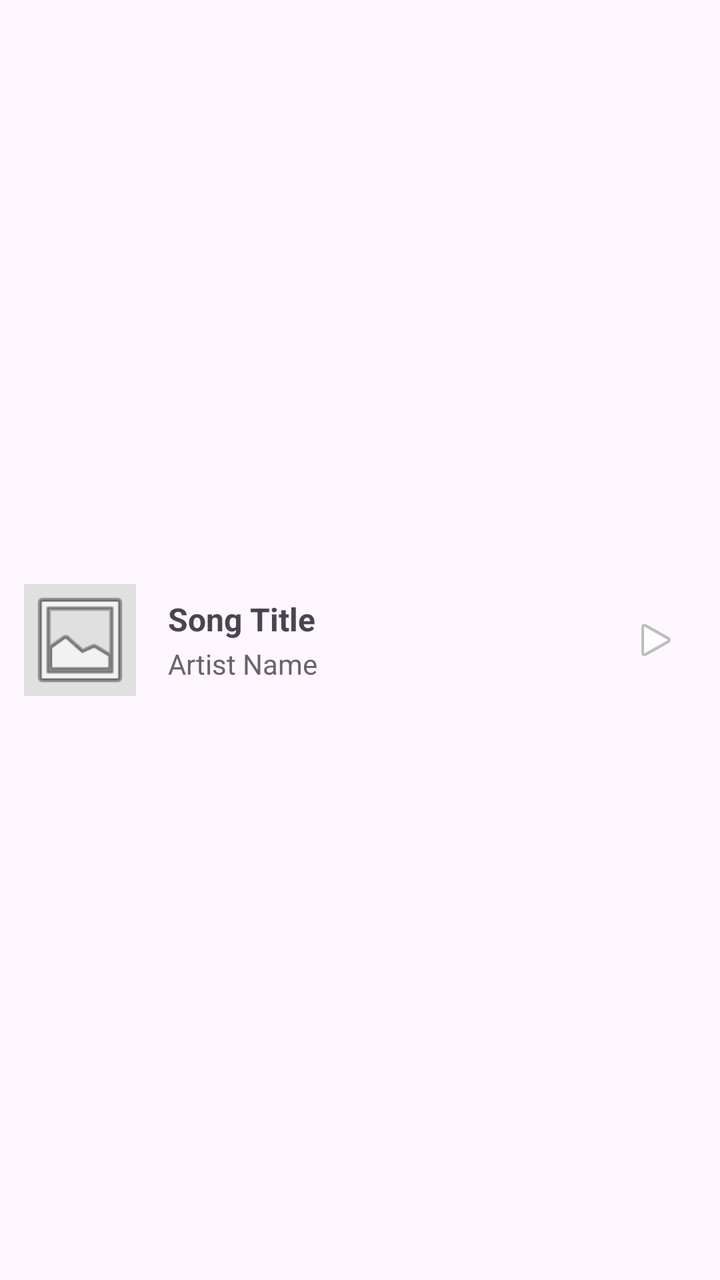
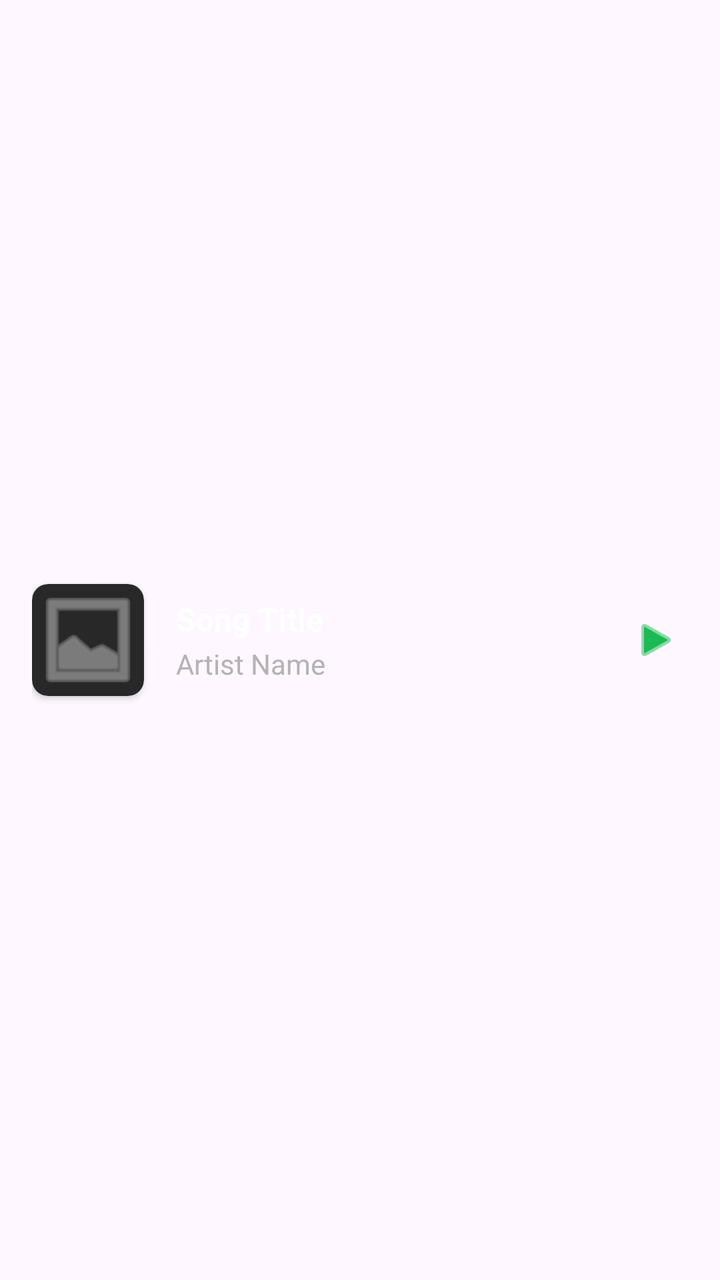

An Android layout rendered at two revisions. The XML below is the earlier revision; the diff shows what the commit changed to produce the second picture.
<!-- AndroidManifest.xml: application theme Theme.DSSMV_ProjectDroid_1230628_1222027 -->
<!-- res/layout/item_song.xml -->
<?xml version="1.0" encoding="utf-8"?>
<LinearLayout xmlns:android="http://schemas.android.com/apk/res/android"
              android:layout_width="match_parent"
              android:layout_height="wrap_content"
              android:orientation="horizontal"
              android:padding="12dp"
              android:gravity="center_vertical"
              android:background="?attr/selectableItemBackground">

    <ImageView
            android:id="@+id/imgSongCover"
            android:layout_width="56dp"
            android:layout_height="56dp"
            android:scaleType="centerCrop"
            android:src="@android:drawable/ic_menu_gallery"
            android:background="#E0E0E0" />

    <LinearLayout
            android:layout_width="0dp"
            android:layout_height="wrap_content"
            android:layout_weight="1"
            android:orientation="vertical"
            android:layout_marginStart="16dp">

        <TextView
                android:id="@+id/txtSongTitle"
                android:layout_width="wrap_content"
                android:layout_height="wrap_content"
                android:text="Song Title"
                android:textSize="16sp"
                android:textStyle="bold"
                android:ellipsize="end"
                android:maxLines="1" />

        <TextView
                android:id="@+id/txtArtistName"
                android:layout_width="wrap_content"
                android:layout_height="wrap_content"
                android:layout_marginTop="2dp"
                android:text="Artist Name"
                android:textColor="#666666"
                android:textSize="14sp"
                android:ellipsize="end"
                android:maxLines="1" />
    </LinearLayout>

    <ImageView
            android:layout_width="24dp"
            android:layout_height="24dp"
            android:src="@android:drawable/ic_media_play"
            android:contentDescription="Play"
            android:layout_marginEnd="8dp" />

</LinearLayout>
<!-- resources referenced by this layout -->
<resources>
  <style name="Theme.DSSMV_ProjectDroid_1230628_1222027" parent="Base.Theme.DSSMV_ProjectDroid_1230628_1222027" />
  <style name="Base.Theme.DSSMV_ProjectDroid_1230628_1222027" parent="Theme.Material3.DayNight.NoActionBar">
          
          
      </style>
</resources>

<!-- the commit's change to res/layout/item_song.xml (unified diff, before → after) -->
@@ -1,54 +1,70 @@
 <?xml version="1.0" encoding="utf-8"?>
 <LinearLayout xmlns:android="http://schemas.android.com/apk/res/android"
+              xmlns:app="http://schemas.android.com/apk/res-auto"
               android:layout_width="match_parent"
               android:layout_height="wrap_content"
+              android:background="?attr/selectableItemBackground"
+              android:clickable="true"
+              android:focusable="true"
+              android:gravity="center_vertical"
               android:orientation="horizontal"
-              android:padding="12dp"
-              android:gravity="center_vertical"
-              android:background="?attr/selectableItemBackground">
+              android:paddingHorizontal="16dp"
+              android:paddingVertical="10dp">
 
-    <ImageView
-            android:id="@+id/imgSongCover"
+    <androidx.cardview.widget.CardView
             android:layout_width="56dp"
             android:layout_height="56dp"
-            android:scaleType="centerCrop"
-            android:src="@android:drawable/ic_menu_gallery"
-            android:background="#E0E0E0" />
+            app:cardBackgroundColor="#282828"
+            app:cardCornerRadius="8dp"
+            app:cardElevation="2dp">
+
+        <ImageView
+                android:id="@+id/imgSongCover"
+                android:layout_width="match_parent"
+                android:layout_height="match_parent"
+                android:contentDescription="Capa da Música"
+                android:scaleType="centerCrop"
+                android:src="@android:drawable/ic_menu_gallery"
+                app:tint="#B3B3B3" />
+    </androidx.cardview.widget.CardView>
 
     <LinearLayout
             android:layout_width="0dp"
             android:layout_height="wrap_content"
+            android:layout_marginStart="16dp"
+            android:layout_marginEnd="8dp"
             android:layout_weight="1"
-            android:orientation="vertical"
-            android:layout_marginStart="16dp">
+            android:orientation="vertical">
 
         <TextView
                 android:id="@+id/txtSongTitle"
                 android:layout_width="wrap_content"
                 android:layout_height="wrap_content"
+                android:ellipsize="end"
+                android:maxLines="1"
                 android:text="Song Title"
+                android:textColor="#FFFFFF"
                 android:textSize="16sp"
-                android:textStyle="bold"
-                android:ellipsize="end"
-                android:maxLines="1" />
+                android:textStyle="bold" />
 
         <TextView
                 android:id="@+id/txtArtistName"
                 android:layout_width="wrap_content"
                 android:layout_height="wrap_content"
                 android:layout_marginTop="2dp"
+                android:ellipsize="end"
+                android:maxLines="1"
                 android:text="Artist Name"
-                android:textColor="#666666"
-                android:textSize="14sp"
-                android:ellipsize="end"
-                android:maxLines="1" />
+                android:textColor="#B3B3B3"
+                android:textSize="14sp" />
     </LinearLayout>
 
     <ImageView
             android:layout_width="24dp"
             android:layout_height="24dp"
+            android:layout_marginEnd="4dp"
+            android:contentDescription="Play"
             android:src="@android:drawable/ic_media_play"
-            android:contentDescription="Play"
-            android:layout_marginEnd="8dp" />
+            app:tint="#1DB954" />
 
 </LinearLayout>
